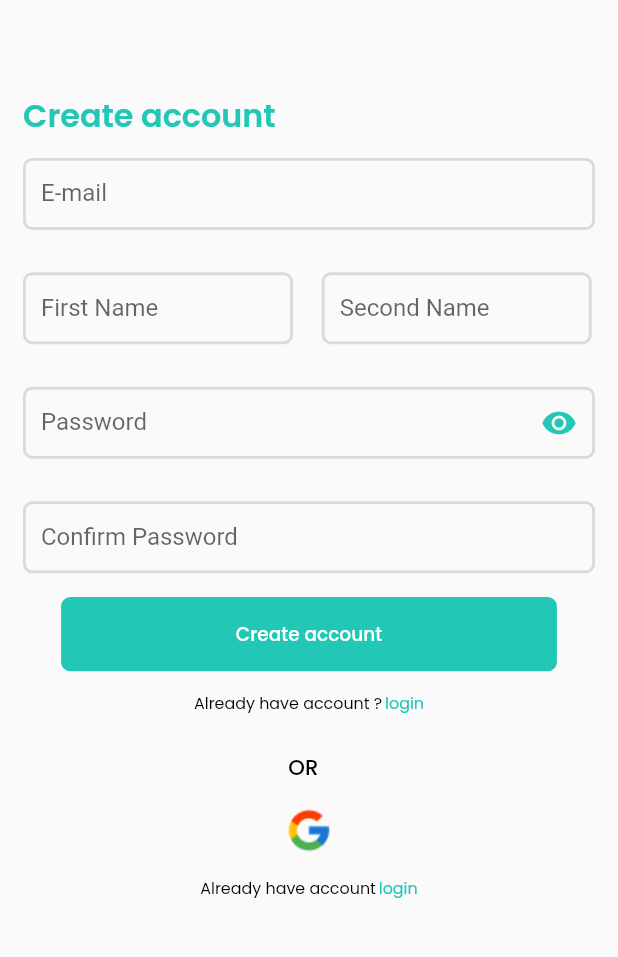
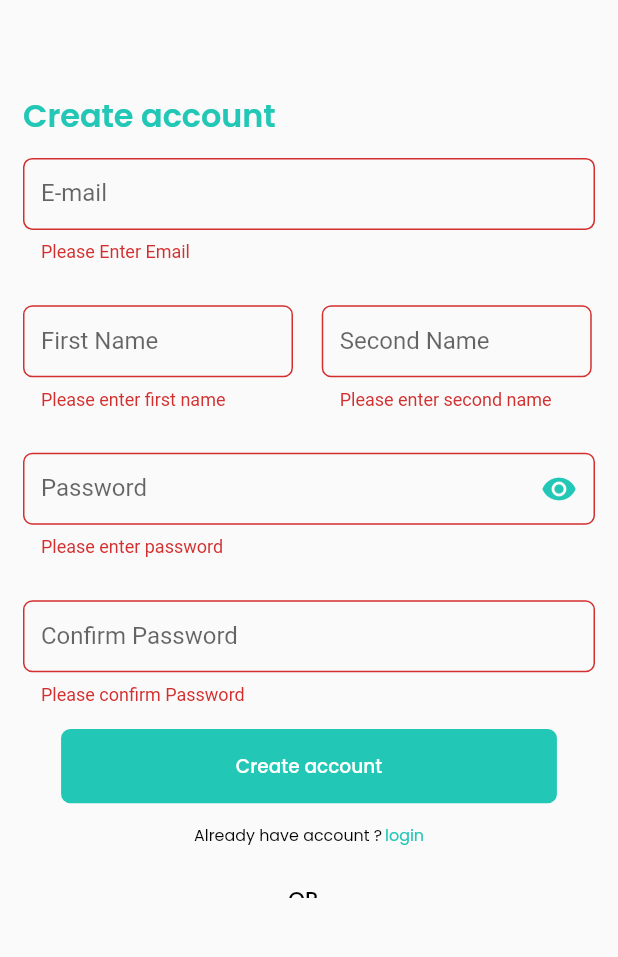
Before and after one commit to mostafa-hashem/Medlife_v2, a Flutter app: the SignUpScreen screen opened by its route, scrolled down 48 dp, after a tap on "Create account", on a phone screen of 412 x 824 dp, the part 241-1198 px from its top. Run offline on Flutter 3.47's test engine with Material 2 defaults, Android fonts, the light colour scheme and no system bars; our stand-ins replace bloc, cloud_firestore, connectivity_plus, firebase_auth, firebase_core, flutter_bloc and 3 more; accounts and stored records are empty.

Commit message:
auth in login and signup

```diff
--- a/lib/config/utils/components.dart
+++ b/lib/config/utils/components.dart
@@ -125,7 +125,7 @@ class DefaultFormField extends StatelessWidget {
   Widget build(BuildContext context) {
     return TextFormField(
       controller: controller,
-      keyboardType: TextInputType.phone,
+      keyboardType: type,
       textInputAction: TextInputAction.next,
       obscureText: isPassword,
       enabled: isClickable,
--- a/lib/cubit/base_cubit.dart
+++ b/lib/cubit/base_cubit.dart
@@ -15,5 +15,25 @@ class BaseCubit extends Cubit<BaseStates>{
       toFirestore: (user, options) => user.toJson(),
     );
   }
+  static String? validateForEmail(value) {
+    RegExp regex = RegExp(
+        r"^[a-zA-Z0-9.a-zA-Z0-9!#$%&'*+-/=?^_`{|}~]+@[a-zA-Z0-9]+\.[a-zA-Z]+");
+    if (value.isEmpty) {
+      return "Please Enter Email";
+    } else {
+      if (!regex.hasMatch(value)) {
+        return 'Enter valid Email';
+      } else {
+        return null;
+      }
+    }
+  }
+
+  static String? validate(value, message) {
+    if (value.isEmpty) {
+      return message;
+    }
+    return null;
+  }
 
 }
--- a/lib/features/login/pages/login.dart
+++ b/lib/features/login/pages/login.dart
@@ -4,6 +4,7 @@ import 'package:flutter_screenutil/flutter_screenutil.dart';
 import '../../../config/utils/app_colors.dart';
 import '../../../config/utils/components.dart';
 import '../../../config/utils/text_styles.dart';
+import '../../../cubit/base_cubit.dart';
 import '../../../routes/routes.dart';
 import '../cubit/login_cubit.dart';
 import '../cubit/login_state.dart';
@@ -41,7 +42,7 @@ class LoginScreen extends StatelessWidget {
                   DefaultFormField(
                       controller: LoginCubit.get(context).emailController,
                       type: TextInputType.emailAddress,
-                      validate: (p0) => null,
+                      validate: (value) => BaseCubit.validateForEmail(value),
                       label: "E-mail"),
                   SizedBox(
                     height: 32.h,
@@ -50,7 +51,8 @@ class LoginScreen extends StatelessWidget {
                       suffix: Icons.visibility,
                       controller: LoginCubit.get(context).passwordController,
                       type: TextInputType.text,
-                      validate: (p0) => null,
+                      validate: (value) =>
+                          BaseCubit.validate(value, "Please enter password"),
                       label: "Password"),
                   SizedBox(
                     height: 8.h,
@@ -79,7 +81,16 @@ class LoginScreen extends StatelessWidget {
                   ),
                   DefaultTextButton(
                     function: () {
-                      LoginCubit.get(context).login(email: LoginCubit.get(context).emailController.text, password: LoginCubit.get(context).passwordController.text, context: context);
+                      if (LoginCubit.get(context)
+                          .formKey
+                          .currentState!
+                          .validate()) {
+                        LoginCubit.get(context).login(
+                            email: LoginCubit.get(context).emailController.text,
+                            password:
+                                LoginCubit.get(context).passwordController.text,
+                            context: context);
+                      }
                     },
                     text: "Login",
                     textStyle: openSans14W500(color: Colors.white),
--- a/lib/features/profile/pages/widgets/custom_countainer.dart
+++ b/lib/features/profile/pages/widgets/custom_countainer.dart
@@ -5,7 +5,7 @@ import '../../../../config/utils/text_styles.dart';
 
 class CustomProfileContainer extends StatelessWidget {
   TextEditingController controller = TextEditingController();
-   TextInputType textInputType;
+   final TextInputType textInputType;
    final String text;
    CustomProfileContainer({super.key, required this.controller, required this.text,required this.textInputType});
   @override
--- a/lib/features/sign_up/cubit/signip_cubit.dart
+++ b/lib/features/sign_up/cubit/signip_cubit.dart
@@ -21,9 +21,7 @@ class SignUpCubit extends Cubit<SignUpStates> {
 
   SignUpCubit() : super(SignUpInitial());
 
-
-
-  static Future<void> addUserToFirestore(UserModel user) {
+  static Future<void> addUserToFireStore(UserModel user) {
     var collection = BaseCubit.getUsersCollection();
     var docRef = collection.doc(user.id);
     return docRef.set(user);
@@ -32,7 +30,9 @@ class SignUpCubit extends Cubit<SignUpStates> {
   Future<void> signUp(
       {required String email,
       required String password,
-      required String firstName,required String secondName ,required BuildContext context}) async {
+      required String firstName,
+      required String secondName,
+      required BuildContext context}) async {
     try {
       emit(SignUpLoading());
       final UserCredential userCredential =
@@ -40,12 +40,29 @@ class SignUpCubit extends Cubit<SignUpStates> {
         email: email,
         password: password,
       );
-      UserModel userModel =
-          UserModel(id: userCredential.user!.uid, firstName: firstName, secondName: secondName, email: email);
-      addUserToFirestore(userModel).then((value) {
+      UserModel userModel = UserModel(
+          id: userCredential.user!.uid,
+          firstName: firstName,
+          secondName: secondName,
+          email: email);
+      addUserToFireStore(userModel).then((value) {
         Navigator.pushReplacementNamed(context, Routes.pageIndicator);
       });
       emit(SignUpSuccess(userCredential.user!.uid));
+    } on FirebaseAuthException catch (e) {
+      if (e.code == 'weak-password') {
+        if (context.mounted) {
+          ScaffoldMessenger.of(context).showSnackBar(const SnackBar(
+              content: Text("The password provided is too weak.")));
+        }
+        emit(SignUpFailure(e.toString()));
+      } else if (e.code == 'email-already-in-use') {
+        if (context.mounted) {
+          ScaffoldMessenger.of(context).showSnackBar(
+              const SnackBar(content: Text("Email already in use")));
+        }
+        emit(SignUpFailure(e.toString()));
+      }
     } catch (e) {
       emit(SignUpFailure(e.toString()));
     }
--- a/lib/features/sign_up/pages/sign_up.dart
+++ b/lib/features/sign_up/pages/sign_up.dart
@@ -1,7 +1,7 @@
 import 'package:flutter/material.dart';
 import 'package:flutter_bloc/flutter_bloc.dart';
 import 'package:flutter_screenutil/flutter_screenutil.dart';
-
+import 'package:medlife_v2/cubit/base_cubit.dart';
 import '../../../config/utils/app_colors.dart';
 import '../../../config/utils/components.dart';
 import '../../../config/utils/text_styles.dart';
@@ -43,7 +43,7 @@ class SignUpScreen extends StatelessWidget {
                     DefaultFormField(
                         controller: SignUpCubit.get(context).emailController,
                         type: TextInputType.emailAddress,
-                        validate: (p0) => null,
+                        validate: (value) => BaseCubit.validateForEmail(value),
                         label: "E-mail"),
                     SizedBox(
                       height: 32.h,
@@ -56,7 +56,8 @@ class SignUpScreen extends StatelessWidget {
                               controller:
                                   SignUpCubit.get(context).firstNameController,
                               type: TextInputType.name,
-                              validate: (p0) => null,
+                              validate: (value) => BaseCubit.validate(
+                                  value, "Please enter first name"),
                               label: "First Name"),
                         ),
                         SizedBox(
@@ -68,7 +69,8 @@ class SignUpScreen extends StatelessWidget {
                               controller:
                                   SignUpCubit.get(context).secondCameController,
                               type: TextInputType.name,
-                              validate: (p0) => null,
+                              validate: (value) => BaseCubit.validate(
+                                  value, "Please enter second name"),
                               label: "Second Name"),
                         ),
                       ],
@@ -80,12 +82,8 @@ class SignUpScreen extends StatelessWidget {
                         suffix: Icons.visibility,
                         controller: SignUpCubit.get(context).passwordController,
                         type: TextInputType.text,
-                        validate: (value) {
-                          if (value!.isEmpty) {
-                            return "Please enter password";
-                          }
-                          return null;
-                        },
+                        validate: (value) =>
+                            BaseCubit.validate(value, "Please enter password"),
                         label: "Password"),
                     SizedBox(
                       height: 32.h,
@@ -94,18 +92,18 @@ class SignUpScreen extends StatelessWidget {
                         controller:
                             SignUpCubit.get(context).confirmPasswordController,
                         type: TextInputType.text,
-                        validate: (value) {
-                          if (value!.isEmpty) {
-                            return "Please confirm password";
-                          }
-                          return null;
-                        },
+                        validate: (value) => BaseCubit.validate(
+                            value, "Please confirm Password"),
                         label: "Confirm Password"),
                     SizedBox(
                       height: 18.h,
                     ),
                     DefaultTextButton(
                       function: () {
+                          if (SignUpCubit.get(context)
+                              .formKey
+                              .currentState!
+                              .validate()) {
                             SignUpCubit.get(context).signUp(
                                 context: context,
                                 email:
@@ -119,6 +117,7 @@ class SignUpScreen extends StatelessWidget {
                                 secondName: SignUpCubit.get(context)
                                     .secondCameController
                                     .text);
+                          }
                       },
                       text: "Create account",
                       textStyle: openSans14W500(color: Colors.white),
--- a/lib/models/user_model/user_model.dart
+++ b/lib/models/user_model/user_model.dart
@@ -15,16 +15,16 @@ class UserModel {
   UserModel.fromJson(dynamic json) {
     id = json['id'];
     firstName = json['firstName'];
+    email = json['email'];
     secondName = json['secondName'];
-    email = json['email'];
   }
 
   Map<String, dynamic> toJson() {
     return {
       'id': id,
       'firstName': firstName,
+      'email': email,
       'secondName': secondName,
-      'email': email,
     };
   }
 }
```
Also changed, not shown: lib/features/login/cubit/login_cubit.dart (+10 -2 lines). Lines whose indentation alone changed are shown as unchanged.
